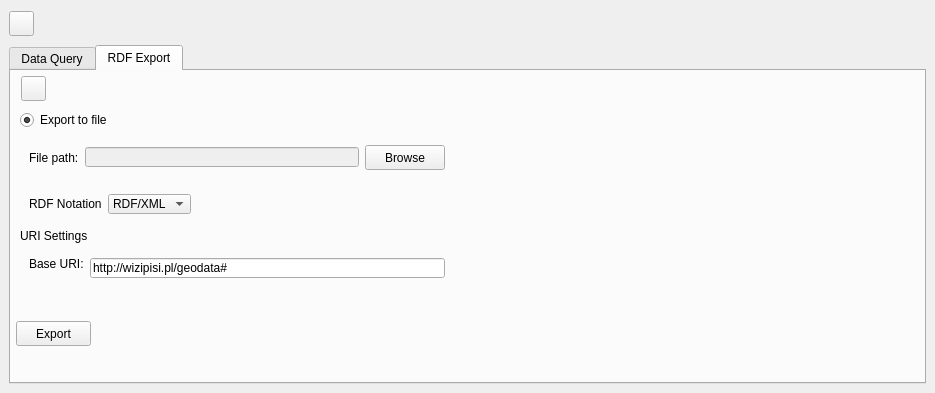
Qt form sc_qgis_dockwidget_base.ui (Przemek2829/sc_qgis) before a commit.
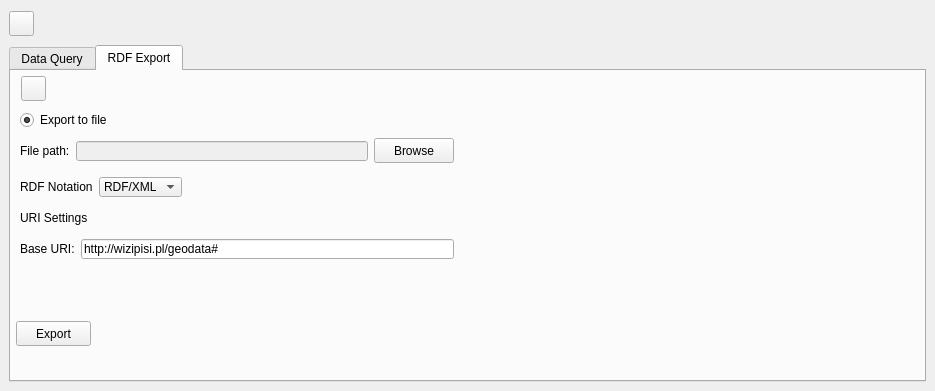
The same form after that commit. The open tabs and pages were chosen to show the change. Icons and pictures are not drawn.

Patch:
```diff
--- a/sc_qgis_dockwidget_base.ui
+++ b/sc_qgis_dockwidget_base.ui
@@ -7,7 +7,7 @@
     <x>0</x>
     <y>0</y>
     <width>935</width>
-    <height>393</height>
+    <height>391</height>
    </rect>
   </property>
   <property name="minimumSize">
@@ -578,9 +578,33 @@
             </item>
             <item>
              <widget class="QWidget" name="file_path_widget" native="true">
+              <property name="minimumSize">
+               <size>
+                <width>0</width>
+                <height>30</height>
+               </size>
+              </property>
               <layout class="QHBoxLayout" name="horizontalLayout_3">
+               <property name="leftMargin">
+                <number>0</number>
+               </property>
+               <property name="topMargin">
+                <number>0</number>
+               </property>
+               <property name="rightMargin">
+                <number>0</number>
+               </property>
+               <property name="bottomMargin">
+                <number>0</number>
+               </property>
                <item>
                 <widget class="QLabel" name="file_path_label">
+                 <property name="minimumSize">
+                  <size>
+                   <width>0</width>
+                   <height>20</height>
+                  </size>
+                 </property>
                  <property name="text">
                   <string>File path:</string>
                  </property>
@@ -629,9 +653,33 @@
             </item>
             <item>
              <widget class="QWidget" name="rdf_notation_widget" native="true">
+              <property name="minimumSize">
+               <size>
+                <width>0</width>
+                <height>30</height>
+               </size>
+              </property>
               <layout class="QHBoxLayout" name="horizontalLayout_4">
+               <property name="leftMargin">
+                <number>0</number>
+               </property>
+               <property name="topMargin">
+                <number>0</number>
+               </property>
+               <property name="rightMargin">
+                <number>0</number>
+               </property>
+               <property name="bottomMargin">
+                <number>0</number>
+               </property>
                <item>
                 <widget class="QLabel" name="rdf_notation_label">
+                 <property name="minimumSize">
+                  <size>
+                   <width>0</width>
+                   <height>20</height>
+                  </size>
+                 </property>
                  <property name="text">
                   <string>RDF Notation</string>
                  </property>
@@ -686,6 +734,12 @@
             </item>
             <item>
              <widget class="QLabel" name="uri_label">
+              <property name="minimumSize">
+               <size>
+                <width>0</width>
+                <height>20</height>
+               </size>
+              </property>
               <property name="text">
                <string>URI Settings</string>
               </property>
@@ -706,8 +760,26 @@
                </size>
               </property>
               <layout class="QHBoxLayout" name="horizontalLayout_5">
+               <property name="leftMargin">
+                <number>0</number>
+               </property>
+               <property name="topMargin">
+                <number>0</number>
+               </property>
+               <property name="rightMargin">
+                <number>0</number>
+               </property>
+               <property name="bottomMargin">
+                <number>0</number>
+               </property>
                <item>
                 <widget class="QLabel" name="base_uri_label">
+                 <property name="minimumSize">
+                  <size>
+                   <width>0</width>
+                   <height>20</height>
+                  </size>
+                 </property>
                  <property name="text">
                   <string>Base URI:</string>
                  </property>
```
Left out of the diff: 25 changed lines with no effect on the pictures.
